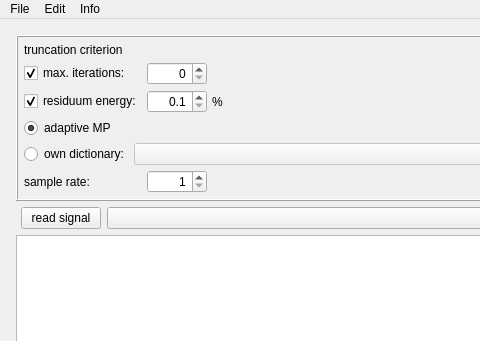
Qt form examples/matchingPursuit/mainwindow.ui (mne-tools/mne-cpp) before a commit; both pictures show x 0 to 480 and y 0 to 341 of the 1050 by 700 pixel window.
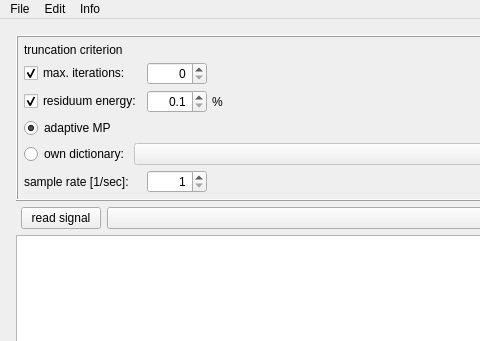
The same form after that commit. Icons and pictures are not drawn.

Diff of the .ui file:
```diff
--- a/examples/matchingPursuit/mainwindow.ui
+++ b/examples/matchingPursuit/mainwindow.ui
@@ -206,7 +206,7 @@
              <item row="10" column="0" colspan="2">
               <widget class="QLabel" name="label">
                <property name="text">
-                <string>sample rate:</string>
+                <string>sample rate [1/sec]:</string>
                </property>
               </widget>
              </item>
```
